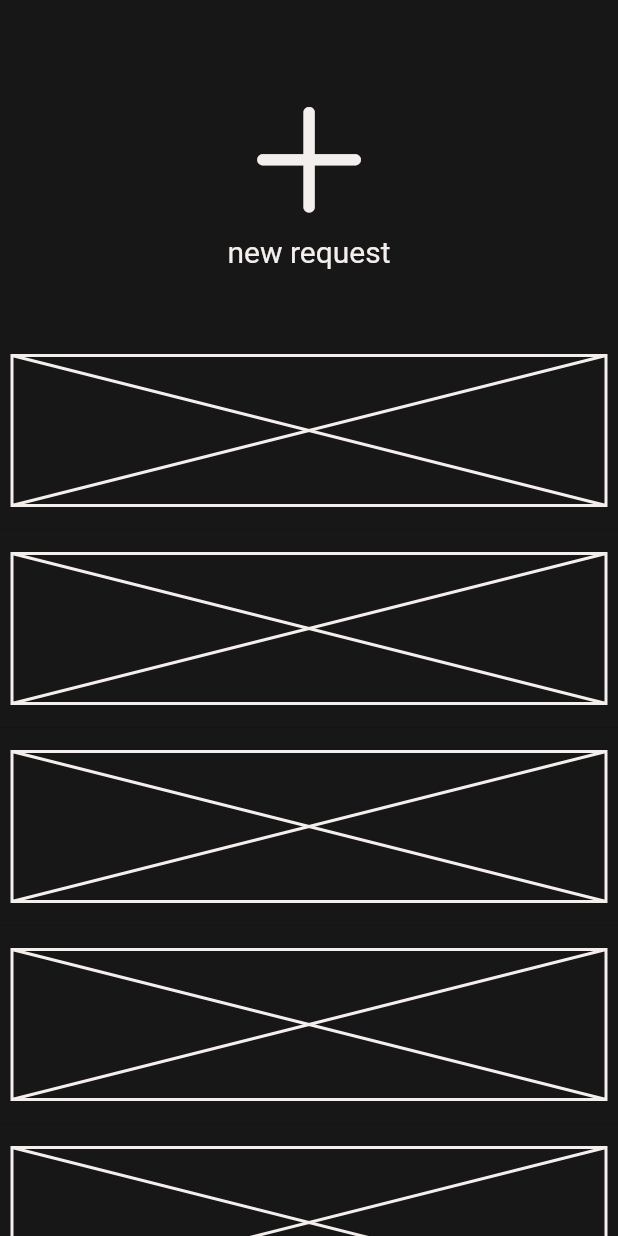
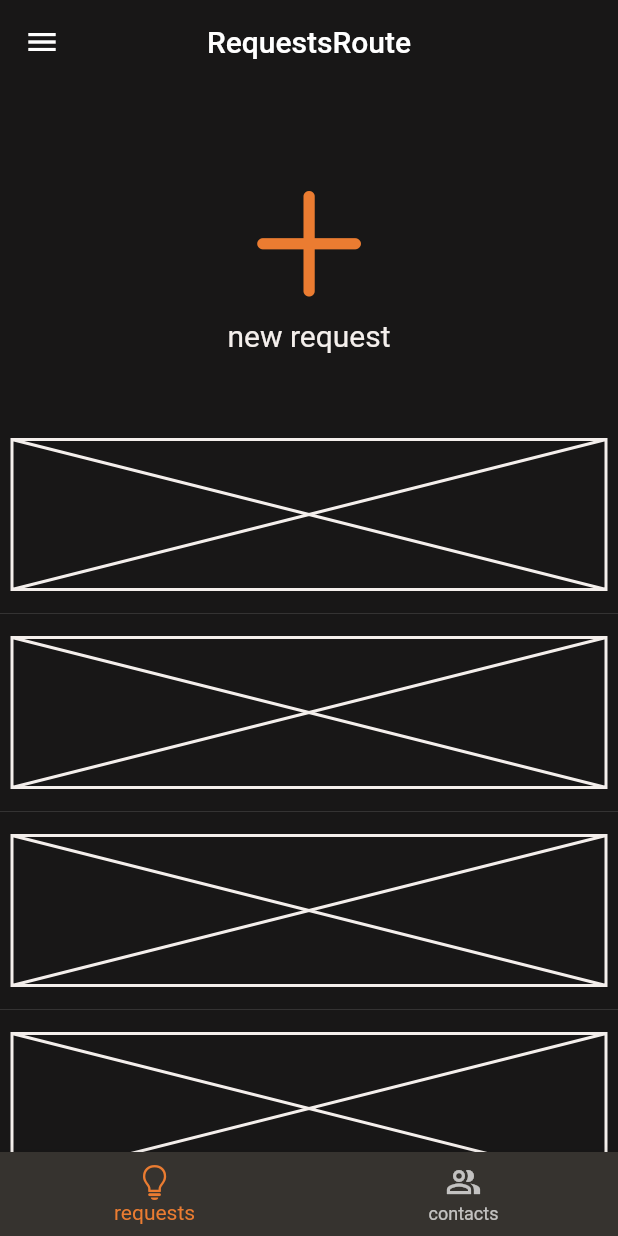
Before and after one commit to EgorP51/local-connect, a Flutter app: the screen it shows after launch, on a phone screen of 412 x 824 dp. Run offline on Flutter 3.47's test engine with Material 2 defaults, Android fonts, the phone set to English and light mode, and no system bars; our stand-ins replace auto_route, bloc, equatable, flutter_bloc, gap; generated files the repository leaves out were written again.

Commit message:
add basic navigation

```diff
--- /dev/null
+++ b/lib/core/navigation/app_router.dart
@@ -0,0 +1,31 @@
+import 'package:auto_route/auto_route.dart';
+import 'package:local_connect/features/contacts/presentation/pages/contacts_page.dart';
+import 'package:local_connect/features/home/home_page.dart';
+import 'package:local_connect/features/requests/presentation/pages/new_request_page.dart';
+import 'package:local_connect/features/requests/presentation/pages/requests_page.dart';
+
+part 'app_router.gr.dart';
+
+@AutoRouterConfig()
+class AppRouter extends _$AppRouter {
+  @override
+  List<AutoRoute> get routes {
+    return [
+      AutoRoute(
+        path: '/',
+        page: HomeRoute.page,
+        initial: true,
+        children: [
+          AutoRoute(
+            page: RequestsRoute.page,
+            path: 'requests',
+          ),
+          AutoRoute(
+            page: ContactsRoute.page,
+            path: 'contacts',
+          ),
+        ],
+      ),
+    ];
+  }
+}
--- a/lib/core/ui/app_colors.dart
+++ b/lib/core/ui/app_colors.dart
@@ -3,7 +3,7 @@ import 'dart:ui';
 class AppColors{
   static const white = Color(0xFFF4EFEC);
   static const black = Color(0xFF181717);
-  static const brown1 = Color(0xFF4F4A45);
+  static const brown1 = Color(0xFF36332F);
   static const brown2 = Color(0xFF6B5F5B);
   static const orange = Color(0xFFEB7C31);
 }
--- /dev/null
+++ b/lib/features/contacts/presentation/pages/contacts_page.dart
@@ -0,0 +1,13 @@
+import 'package:auto_route/auto_route.dart';
+import 'package:flutter/material.dart';
+import 'package:local_connect/features/contacts/presentation/widgets/contacts_widget.dart';
+
+@RoutePage()
+class ContactsPage extends StatelessWidget {
+  const ContactsPage({super.key});
+
+  @override
+  Widget build(BuildContext context) {
+    return const ContactWidget();
+  }
+}
--- /dev/null
+++ b/lib/features/contacts/presentation/widgets/contacts_widget.dart
@@ -0,0 +1,10 @@
+import 'package:flutter/material.dart';
+
+class ContactWidget extends StatelessWidget {
+  const ContactWidget({super.key});
+
+  @override
+  Widget build(BuildContext context) {
+    return const Scaffold();
+  }
+}
--- a/lib/features/home/home.dart
+++ /dev/null
@@ -1,11 +0,0 @@
-import 'package:flutter/material.dart';
-import 'package:local_connect/features/requests/presentation/pages/requests_page.dart';
-
-class Home extends StatelessWidget {
-  const Home({super.key});
-
-  @override
-  Widget build(BuildContext context) {
-    return const RequestsPage();
-  }
-}
--- /dev/null
+++ b/lib/features/home/home_page.dart
@@ -0,0 +1,55 @@
+import 'package:auto_route/auto_route.dart';
+import 'package:flutter/cupertino.dart';
+import 'package:flutter/material.dart';
+import 'package:local_connect/core/navigation/app_router.dart';
+import 'package:local_connect/core/ui/app_colors.dart';
+
+@RoutePage()
+class HomePage extends StatelessWidget {
+  const HomePage({super.key});
+
+  @override
+  Widget build(BuildContext context) {
+    return AutoTabsRouter.pageView(
+      routes: const [
+        RequestsRoute(),
+        ContactsRoute(),
+      ],
+      builder: (context, child, _) {
+        final tabsRouter = AutoTabsRouter.of(context);
+        return Scaffold(
+          drawer: const Drawer(),
+          backgroundColor: AppColors.black,
+          appBar: AppBar(
+            title: Text(context.topRoute.name),
+            leading: const AutoLeadingButton(),
+            backgroundColor: Colors.transparent,
+            elevation: 0,
+            centerTitle: true,
+          ),
+          body: child,
+          bottomNavigationBar: BottomNavigationBar(
+            currentIndex: tabsRouter.activeIndex,
+            onTap: tabsRouter.setActiveIndex,
+            backgroundColor: AppColors.brown1,
+            selectedItemColor: AppColors.orange,
+            items: const [
+              BottomNavigationBarItem(
+                label: 'requests',
+                icon: Icon(
+                  CupertinoIcons.lightbulb,
+                ),
+              ),
+              BottomNavigationBarItem(
+                label: 'contacts',
+                icon: Icon(
+                  Icons.people_alt_outlined,
+                ),
+              ),
+            ],
+          ),
+        );
+      },
+    );
+  }
+}
--- a/lib/features/requests/presentation/pages/new_request_page.dart
+++ b/lib/features/requests/presentation/pages/new_request_page.dart
@@ -1,6 +1,8 @@
+import 'package:auto_route/auto_route.dart';
 import 'package:flutter/material.dart';
 import 'package:local_connect/features/requests/presentation/widgets/new_request_widget.dart';
 
+@RoutePage()
 class NewRequestPage extends StatelessWidget {
   const NewRequestPage({super.key});
 
--- a/lib/features/requests/presentation/pages/requests_page.dart
+++ b/lib/features/requests/presentation/pages/requests_page.dart
@@ -1,6 +1,8 @@
+import 'package:auto_route/auto_route.dart';
 import 'package:flutter/material.dart';
 import 'package:local_connect/features/requests/presentation/widgets/requests_widget.dart';
 
+@RoutePage()
 class RequestsPage extends StatelessWidget {
   const RequestsPage({super.key});
 
--- a/lib/features/requests/presentation/widgets/new_request_widget.dart
+++ b/lib/features/requests/presentation/widgets/new_request_widget.dart
@@ -7,7 +7,7 @@ class NewRequestWidget extends StatelessWidget {
   @override
   Widget build(BuildContext context) {
     return Scaffold(
-      backgroundColor: AppColors.black,
+      backgroundColor: AppColors.white,
       appBar: AppBar(
         backgroundColor: Colors.transparent,
         elevation: 0,
--- a/lib/features/requests/presentation/widgets/requests_widget.dart
+++ b/lib/features/requests/presentation/widgets/requests_widget.dart
@@ -1,6 +1,8 @@
+import 'package:auto_route/auto_route.dart';
 import 'package:flutter/cupertino.dart';
 import 'package:flutter/material.dart';
 import 'package:gap/gap.dart';
+import 'package:local_connect/core/navigation/app_router.dart';
 import 'package:local_connect/core/ui/app_colors.dart';
 
 class RequestsWidget extends StatelessWidget {
@@ -34,13 +36,16 @@ class RequestsBody extends StatelessWidget {
               child: const Icon(
                 CupertinoIcons.add,
                 size: 100,
-                color: AppColors.white,
+                color: AppColors.orange,
               ),
             ),
           ),
           const Text(
             'new request',
-            style: TextStyle(color: AppColors.white, fontSize: 20),
+            style: TextStyle(
+              color: AppColors.white,
+              fontSize: 20,
+            ),
           ),
           const Gap(50),
           Expanded(
--- a/lib/main.dart
+++ b/lib/main.dart
@@ -1,17 +1,27 @@
 import 'package:flutter/material.dart';
-import 'package:local_connect/features/home/home.dart';
+import 'package:local_connect/core/navigation/app_router.dart';
+import 'package:local_connect/core/ui/app_colors.dart';
 
 void main() {
-  runApp(const MyApp());
+  runApp(MyApp());
 }
 
 class MyApp extends StatelessWidget {
-  const MyApp({super.key});
+  MyApp({super.key});
+
+  final _appRouter = AppRouter();
 
   @override
   Widget build(BuildContext context) {
-    return const MaterialApp(
-      home: Home(),
+    return MaterialApp.router(
+      theme: ThemeData(
+        colorScheme: const ColorScheme.dark(
+          onPrimary: AppColors.orange,
+          background: AppColors.black,
+          primary: AppColors.orange,
+        ),
+      ),
+      routerConfig: _appRouter.config(),
     );
   }
 }
--- a/pubspec.yaml
+++ b/pubspec.yaml
@@ -37,8 +37,9 @@ dependencies:
   cupertino_icons: ^1.0.2
   equatable: ^2.0.5
   flutter_bloc: ^8.1.3
-  auto_route: ^7.8.1
+  auto_route: ^7.8.4
   gap: ^3.0.1
+  auto_route_generator: ^7.3.1
 
 dev_dependencies:
   flutter_test:
@@ -50,6 +51,7 @@ dev_dependencies:
   # package. See that file for information about deactivating specific lint
   # rules and activating additional ones.
   flutter_lints: ^2.0.0
+  build_runner: ^2.4.6
 
 # For information on the generic Dart part of this file, see the
 # following page: https://dart.dev/tools/pub/pubspec
```
Also changed, not shown: pubspec.lock, 1 other file.
